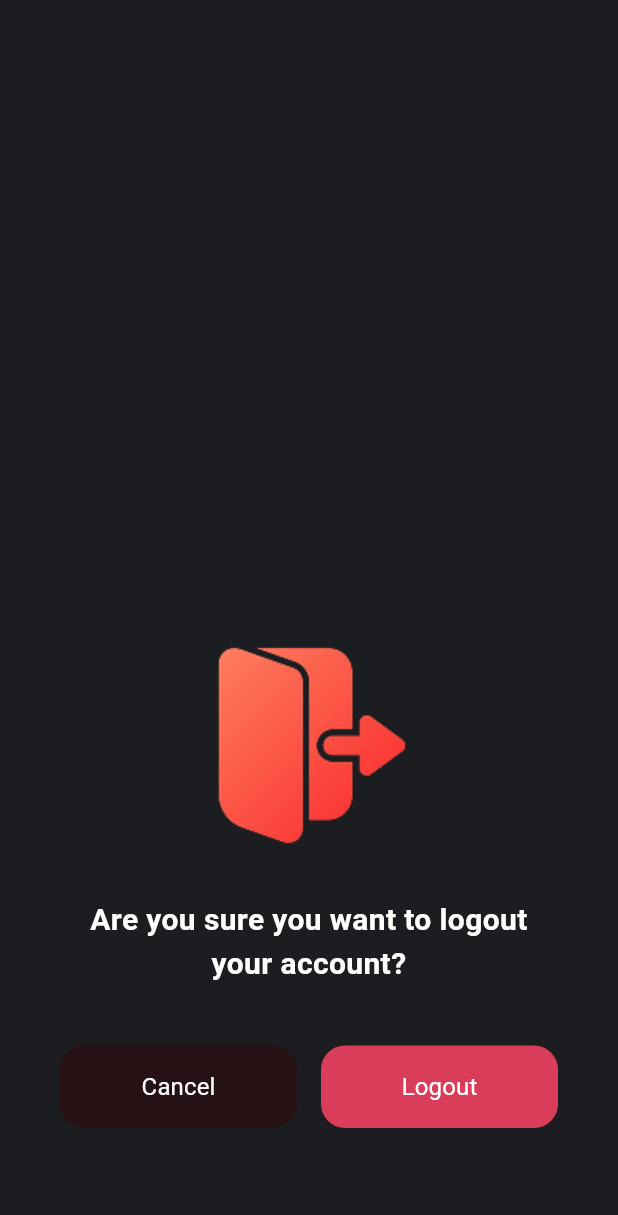
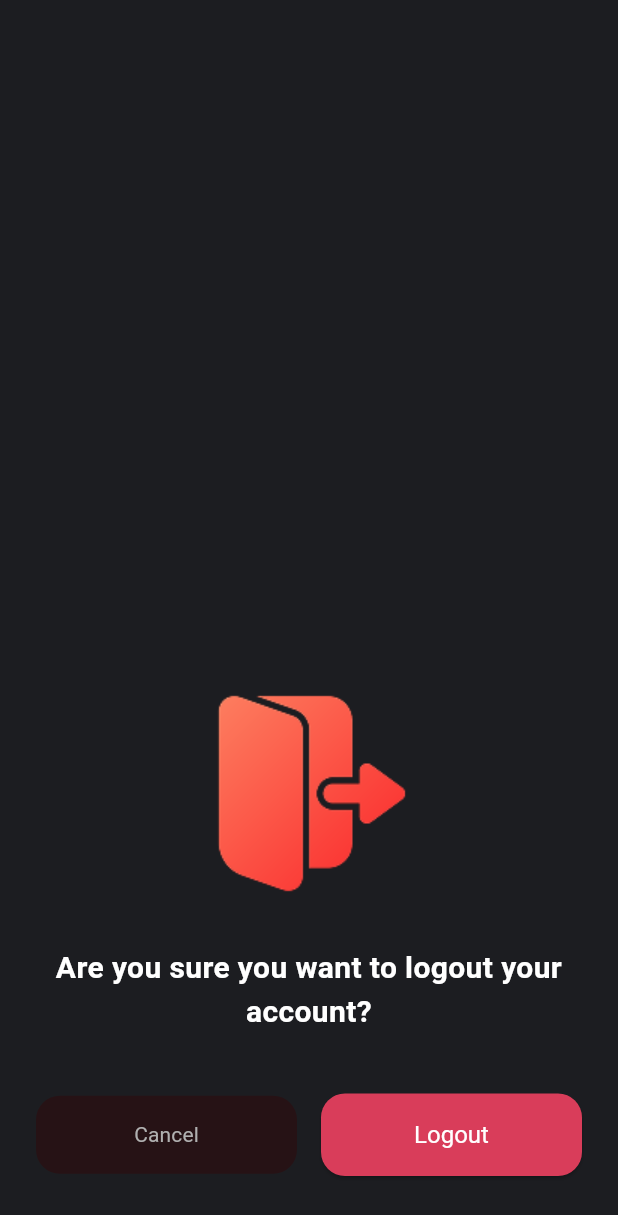
Before and after one commit to abeera-zainab/appsip, a Flutter app: the LogoutPage screen opened directly, on a phone screen of 412 x 824 dp. Shown: the top 1215 px of the screen. Run offline on Flutter 3.47's test engine with Material 3 defaults, Android fonts, the phone set to English and light mode, and no system bars; our stand-ins replace dotted_border, flutter_svg, image_picker; Roboto replaces fonts that are missing (RedHatDisplay).

Commit message:
Logout Screen

```diff
--- a/lib/main.dart
+++ b/lib/main.dart
@@ -1,5 +1,6 @@
  import 'package:appsip/screens/edit_bank.dart';
 import 'package:appsip/screens/invitation_screen.dart';
+import 'package:appsip/screens/logout_screen.dart';
 import 'package:appsip/screens/profile_screen.dart';
 import 'package:appsip/screens/register_screen.dart';
 import 'package:flutter/material.dart';
@@ -103,7 +104,8 @@ class MyApp extends StatelessWidget {
     //const InvitationKeyScreen()
       //const MainScreenShell(),
        //const TellUsAboutYourselfScreen(),
-       const ProfileScreen()
+       //const ProfileScreen()
+       const LogoutPage()
        //const RegisterBartenderScreen()22
        //const BankDetailsScreen()
 
--- a/lib/screens/logout_screen.dart
+++ b/lib/screens/logout_screen.dart
@@ -1,6 +1,8 @@
 import 'package:flutter/material.dart';
 import 'package:appsip/main.dart';
-
+// Assuming your widgets are in a 'widgets' folder
+import 'package:appsip/widgets/primary_button.dart';
+import 'package:appsip/widgets/secondary_button.dart';
 
 
 class LogoutPage extends StatelessWidget {
@@ -11,8 +13,6 @@ class LogoutPage extends StatelessWidget {
     return const Scaffold(
       body: Stack(
         children: [
-
-
           // Dialog at the bottom
           Align(
             alignment: Alignment.bottomCenter,
@@ -29,13 +29,20 @@ class LogoutConfirmationDialog extends StatelessWidget {
 
   @override
   Widget build(BuildContext context) {
+    // --- CHANGE START: Adjusting container to match SwitchProfileScreen ---
     return Container(
-      margin: const EdgeInsets.only(bottom: 40, left: 16, right: 16),
-      padding: const EdgeInsets.symmetric(horizontal: 24, vertical: 32),
-      decoration: BoxDecoration(
+      width: double.infinity, // Take full width
+      // Using fromLTRB to match SwitchProfileScreen's padding exactly
+      padding: const EdgeInsets.fromLTRB(24, 40, 24, 40),
+      decoration: const BoxDecoration(
         color: AppColors.background,
-        borderRadius: BorderRadius.circular(28),
+        // Only rounding the top corners to create a "docked" bottom sheet look
+        borderRadius: BorderRadius.only(
+          topLeft: Radius.circular(28.0),
+          topRight: Radius.circular(28.0),
+        ),
       ),
+      // --- CHANGE END ---
       child: Column(
         mainAxisSize: MainAxisSize.min,
         children: [
@@ -60,53 +67,28 @@ class LogoutConfirmationDialog extends StatelessWidget {
           // Action buttons
           Row(
             children: [
-              // Cancel Button
+
               Expanded(
-                child: ElevatedButton(
+                child: SecondaryButton(
+                  text: 'Cancel',
                   onPressed: () {
-                      Navigator.of(context).pop();
+                    Navigator.of(context).pop();
                   },
-                  style: ElevatedButton.styleFrom(
-                    backgroundColor: AppColors.cardColorsecondary,
-                    padding: const EdgeInsets.symmetric(vertical: 16),
-                    shape: RoundedRectangleBorder(
-                      borderRadius: BorderRadius.circular(16),
-                    ),
-                    elevation: 0,
-                  ),
-                  child: const Text(
-                    'Cancel',
-                    style: TextStyle(
-                      color: AppColors.textPrimary,
-                      fontWeight: FontWeight.normal, // Bold weight
-                      fontSize: 16,
-                    ),
-                  ),
+                  foregroundColor: AppColors.textSecondary,
+                  borderRadius: 16,
                 ),
               ),
               const SizedBox(width: 16),
-              // Logout Button
+
               Expanded(
-                child: ElevatedButton(
+                child: PrimaryButton(
+                  text: 'Logout',
                   onPressed: () {
                     print("Logout pressed");
                   },
-                  style: ElevatedButton.styleFrom(
-                    backgroundColor: AppColors.gradientEndRed,
-                    padding: const EdgeInsets.symmetric(vertical: 16),
-                    shape: RoundedRectangleBorder(
-                      borderRadius: BorderRadius.circular(16),
-                    ),
-                    elevation: 0,
-                  ),
-                  child: const Text(
-                    'Logout',
-                    style: TextStyle(
-                      color: AppColors.textPrimary,
-                      fontWeight: FontWeight.normal,
-                      fontSize: 16,
-                    ),
-                  ),
+                  borderRadius: 16,
+                  // Matching the vertical padding of the profile swap screen's primary button
+                  padding: const EdgeInsets.symmetric(vertical: 18),
                 ),
               ),
             ],
```
